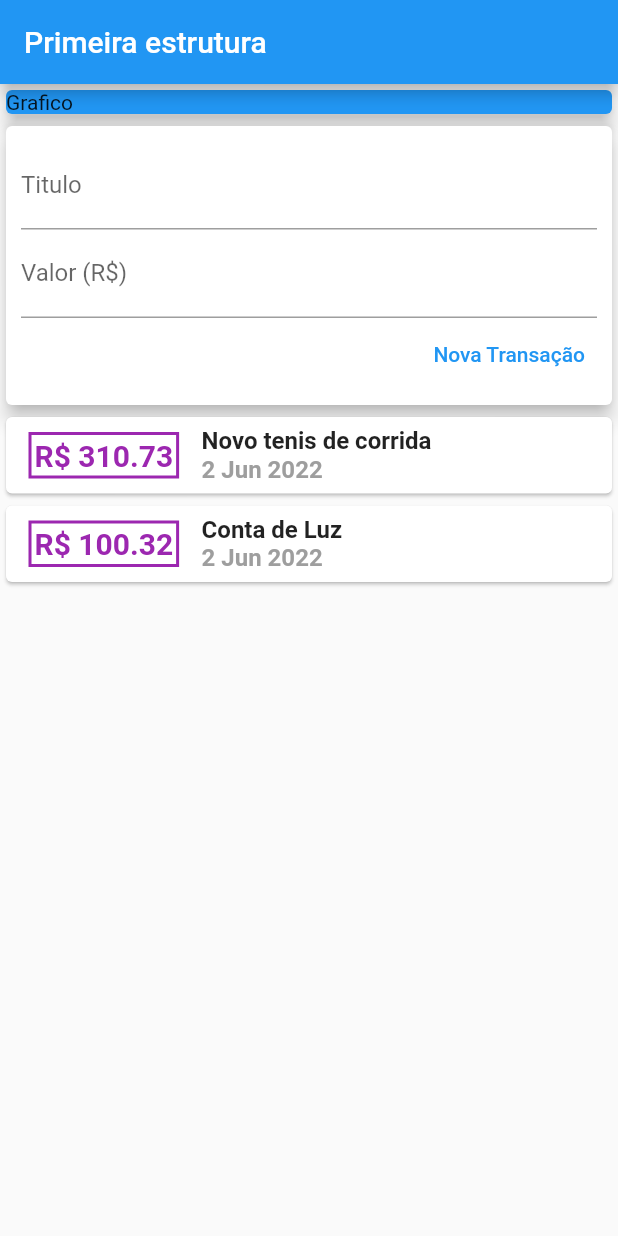
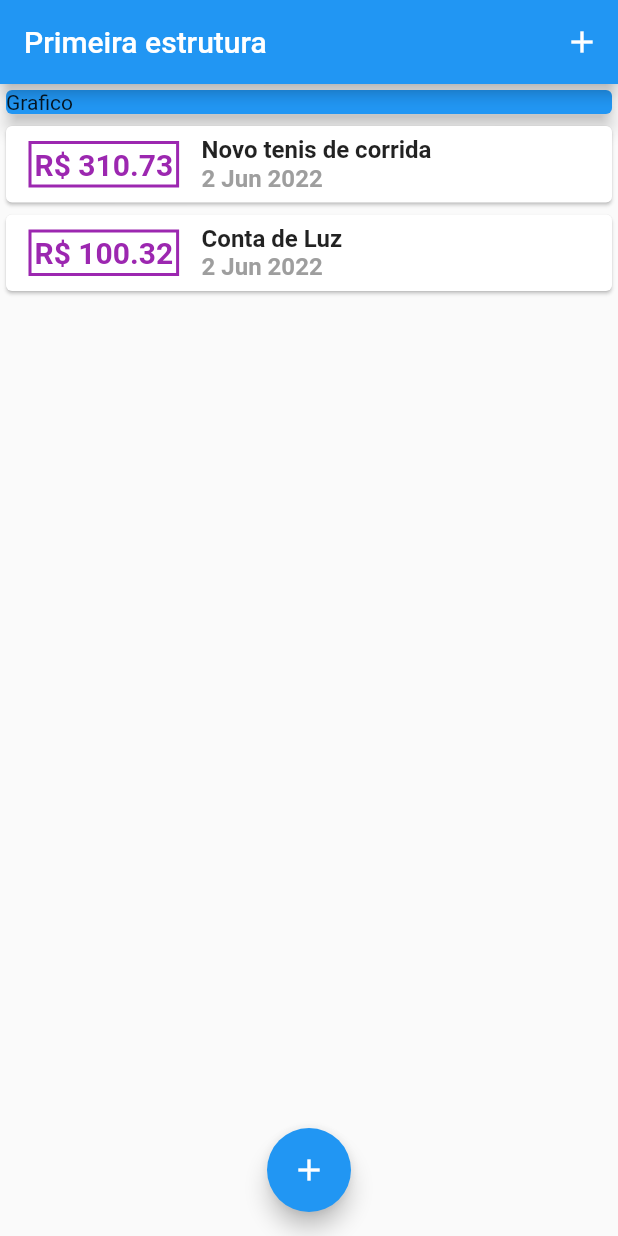
Before and after one commit to cacciatorieric/despesas_pessoais, a Flutter app: the screen it shows after launch, on a phone screen of 412 x 824 dp. Run offline on Flutter 3.47's test engine with Material 2 defaults, Android fonts, the phone set to English and light mode, and no system bars; our stand-ins replace fluttertoast.

```diff
--- a/despesas_pessoais/lib/components/transaction_form.dart
+++ b/despesas_pessoais/lib/components/transaction_form.dart
@@ -1,11 +1,16 @@
 import 'package:flutter/material.dart';
 import 'package:fluttertoast/fluttertoast.dart';
 
-class TransactionForm extends StatelessWidget {
-  TransactionForm(
-    this.onSubmit,
-  );
+class TransactionForm extends StatefulWidget {
+  TransactionForm(this.onSubmit);
 
+  final void Function(String, double) onSubmit;
+
+  @override
+  State<TransactionForm> createState() => _TransactionFormState();
+}
+
+class _TransactionFormState extends State<TransactionForm> {
   _submitForm() {
     final title = titleController.text;
     final value = double.tryParse(valueController.text) ?? 0.0;
@@ -14,15 +19,12 @@ class TransactionForm extends StatelessWidget {
       Fluttertoast.showToast(msg: 'Preecha corretamente os campos ');
       return;
     }
-    onSubmit(title, value);
+    widget.onSubmit(title, value);
   }
 
   final titleController = TextEditingController();
+
   final valueController = TextEditingController();
-
-  //Este widget precisa se comunicar com o "widget pai", para isso criamos uma função (que recebe os tipos de dados que ele vai transmitir, e um construtor para receber argumentos.)
-
-  final void Function(String, double) onSubmit;
 
   @override
   Widget build(BuildContext context) {
--- a/despesas_pessoais/lib/components/transaction_user.dart
+++ /dev/null
@@ -1,52 +0,0 @@
-import 'dart:math';
-
-import 'package:flutter/material.dart';
-import '../models/transactions.dart';
-import 'transaction_form.dart';
-import 'transaction_list.dart';
-
-class TransactionUser extends StatefulWidget {
-  const TransactionUser({Key? key}) : super(key: key);
-  @override
-  State<TransactionUser> createState() => _TransactionUserState();
-}
-
-class _TransactionUserState extends State<TransactionUser> {
-  final _transactions = [
-    Transaction(
-      id: 't1',
-      title: 'Novo tenis de corrida',
-      value: 310.73,
-      date: DateTime.now(),
-    ),
-    Transaction(
-      id: 't2',
-      title: 'Conta de Luz',
-      value: 100.32,
-      date: DateTime.now(),
-    ),
-  ];
-
-  _addTransaction(String title, double value) {
-    final newTransaction = Transaction(
-      id: Random().nextDouble().toString(),
-      title: title,
-      value: value,
-      date: DateTime.now(),
-    );
-
-    setState(() {
-      _transactions.add(newTransaction);
-    });
-  }
-
-  @override
-  Widget build(BuildContext context) {
-    return Column(
-      children: [
-        TransactionForm(_addTransaction),
-        TransactionList(_transactions),
-      ],
-    );
-  }
-}
--- a/despesas_pessoais/lib/main.dart
+++ b/despesas_pessoais/lib/main.dart
@@ -1,5 +1,8 @@
+import 'dart:math';
+import 'package:despesas_pessoais/components/transaction_form.dart';
 import 'package:flutter/material.dart';
-import 'components/transaction_user.dart';
+import 'components/transaction_list.dart';
+import 'models/transactions.dart';
 
 main() {
   runApp(const ExpensesApp());
@@ -16,26 +19,88 @@ class ExpensesApp extends StatelessWidget {
   }
 }
 
-class MyHomePage extends StatelessWidget {
+class MyHomePage extends StatefulWidget {
+  @override
+  State<MyHomePage> createState() => _MyHomePageState();
+}
+
+class _MyHomePageState extends State<MyHomePage> {
+  final _transactions = [
+    Transaction(
+      id: 't1',
+      title: 'Novo tenis de corrida',
+      value: 310.73,
+      date: DateTime.now(),
+    ),
+    Transaction(
+      id: 't2',
+      title: 'Conta de Luz',
+      value: 100.32,
+      date: DateTime.now(),
+    ),
+  ];
+
+  _openTransactionFormModal(BuildContext context) {
+    showModalBottomSheet(
+      context: context,
+      builder: (_) {
+        return TransactionForm(_addTransaction);
+      },
+    );
+  }
+
+  _addTransaction(String title, double value) {
+    final newTransaction = Transaction(
+      id: Random().nextDouble().toString(),
+      title: title,
+      value: value,
+      date: DateTime.now(),
+    );
+
+    setState(() {
+      _transactions.add(newTransaction);
+    });
+
+    Navigator.of(context).pop();
+  }
+
   @override
   Widget build(BuildContext context) {
     return Scaffold(
       appBar: AppBar(
+        actions: <Widget>[
+          IconButton(
+            onPressed: () {
+              _openTransactionFormModal(context);
+            },
+            icon: const Icon(
+              Icons.add,
+            ),
+          ),
+        ],
         title: const Text('Primeira estrutura'),
       ),
       body: SingleChildScrollView(
         child: Column(
           crossAxisAlignment:
               CrossAxisAlignment.stretch, //Estica os elementos filhos
-            children: const <Widget>[
-              Card(
+          children: <Widget>[
+            const Card(
               color: Colors.blue,
               elevation: 5,
               child: Text('Grafico'),
             ),
-              TransactionUser(),
+            TransactionList(_transactions),
           ],
         ),
-        ));
+      ),
+      floatingActionButton: FloatingActionButton(
+        child: const Icon(Icons.add),
+        onPressed: () {
+          _openTransactionFormModal(context);
+        },
+      ),
+      floatingActionButtonLocation: FloatingActionButtonLocation.centerFloat,
+    );
   }
 }
```
Lines whose indentation alone changed are shown as unchanged.
